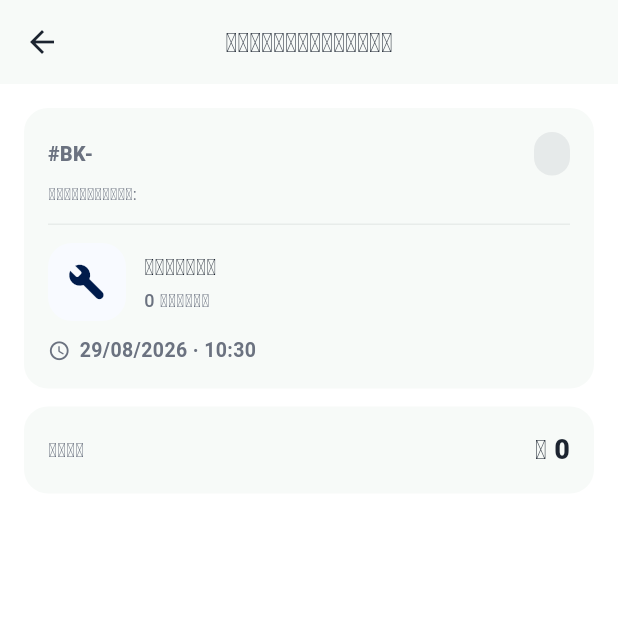
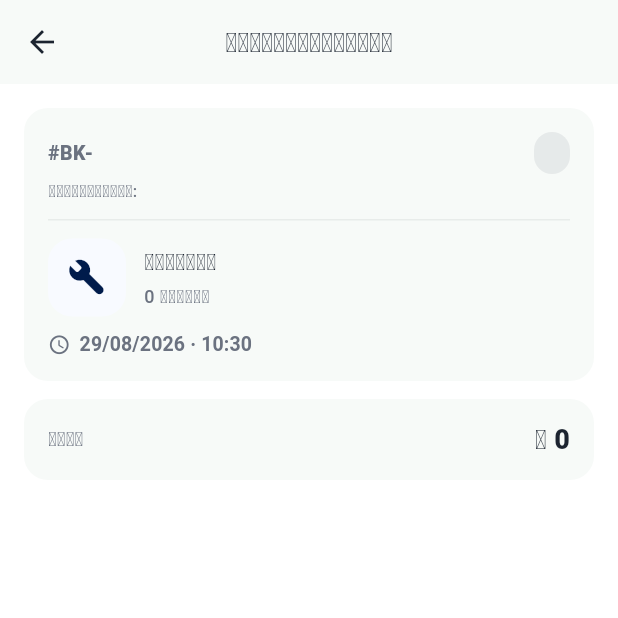
Before and after one commit to kongkilintho/Lintho-app, a Flutter app: the BookingDetailScreen screen opened directly with empty values, on a phone screen of 412 x 824 dp, the top half of it. Run offline on Flutter 3.47's test engine with Material 3 defaults, Android fonts, the phone set to English and light mode, and no system bars; our stand-ins replace cached_network_image, cloud_firestore, cloud_functions, firebase_auth, firebase_core, firebase_database and 14 more; accounts and stored records are empty; network calls fail.

Commit message:
feat(lintho): premium redesign batch 6 booking detail
Convert booking_detail_screen.dart's 17 raw TextStyle literals to
AppTypography tokens (with .copyWith for per-site overrides), matching
the ambient theme defaults (dialog/button text styles) pixel-for-pixel.
No behavior, spacing, radius, or navigation changes.

Co-Authored-By: Claude Sonnet 5 <noreply@anthropic.com>

```diff
--- a/lib/booking_detail_screen.dart
+++ b/lib/booking_detail_screen.dart
@@ -46,11 +46,11 @@ class _BookingDetailScreenState extends State<BookingDetailScreen> {
       builder: (ctx) => AlertDialog(
         shape: RoundedRectangleBorder(
             borderRadius: BorderRadius.circular(AppRadius.card)),
-        title: Text(tr('cancel_booking_title'), style: const TextStyle(
-            fontWeight: FontWeight.w800, color: C.text)),
+        title: Text(tr('cancel_booking_title'), style: AppTypography.title
+            .copyWith(fontSize: 18, fontWeight: FontWeight.w800, color: C.text)),
         content: Column(mainAxisSize: MainAxisSize.min, children: [
           Text(tr('cancel_booking_confirm_msg'),
-              style: const TextStyle(color: C.muted)),
+              style: AppTypography.body.copyWith(color: C.muted)),
           const SizedBox(height: AppSpacing.md),
           TextField(
             controller: reasonCtrl,
@@ -66,11 +66,11 @@ class _BookingDetailScreenState extends State<BookingDetailScreen> {
         actions: [
           TextButton(
             onPressed: () => Navigator.pop(ctx, false),
-            child: Text(tr('no'), style: const TextStyle(color: C.muted)),
+            child: Text(tr('no'), style: AppTypography.label.copyWith(color: C.muted)),
           ),
           TextButton(
             onPressed: () => Navigator.pop(ctx, true),
-            child: Text(tr('confirm'), style: const TextStyle(
+            child: Text(tr('confirm'), style: AppTypography.label.copyWith(
                 color: C.red, fontWeight: FontWeight.w800)),
           ),
         ],
@@ -165,9 +165,9 @@ class _BookingDetailScreenState extends State<BookingDetailScreen> {
               _card(child: Column(crossAxisAlignment: CrossAxisAlignment.start,
                   children: [
                 Row(children: [
-                  Expanded(child: Text(bookingCode(doc.id), style: const TextStyle(
-                      fontSize: 13, fontWeight: FontWeight.w800,
-                      color: C.muted, letterSpacing: 0.3))),
+                  Expanded(child: Text(bookingCode(doc.id), style: AppTypography.label
+                      .copyWith(fontWeight: FontWeight.w800, color: C.muted,
+                          letterSpacing: 0.3))),
                   Container(
                     padding: const EdgeInsets.symmetric(
                         horizontal: AppSpacing.md, vertical: 6),
@@ -175,14 +175,13 @@ class _BookingDetailScreenState extends State<BookingDetailScreen> {
                       color: style.bg,
                       borderRadius: BorderRadius.circular(AppRadius.sheet),
                     ),
-                    child: Text(bookingStatusLabel(status), style: TextStyle(
-                        fontSize: 12, fontWeight: FontWeight.bold,
-                        color: style.fg)),
+                    child: Text(bookingStatusLabel(status), style: AppTypography.caption
+                        .copyWith(fontWeight: FontWeight.bold, color: style.fg)),
                   ),
                 ]),
                 const SizedBox(height: AppSpacing.xs),
-                Text('${tr('booking_id_label')}: ${doc.id}', style: const TextStyle(
-                    fontSize: 11, color: C.muted)),
+                Text('${tr('booking_id_label')}: ${doc.id}', style: AppTypography.caption
+                    .copyWith(fontSize: 11, color: C.muted)),
                 const Padding(
                   padding: EdgeInsets.symmetric(vertical: AppSpacing.md),
                   child: Divider(height: 1, color: C.border),
@@ -203,13 +202,10 @@ class _BookingDetailScreenState extends State<BookingDetailScreen> {
                   Expanded(child: Column(
                     crossAxisAlignment: CrossAxisAlignment.start,
                     children: [
-                      Text(bookingServiceName(b), style: const TextStyle(
-                          fontSize: 15, fontWeight: FontWeight.w900,
-                          color: C.text)),
+                      Text(bookingServiceName(b), style: AppTypography.body.copyWith(
+                          fontWeight: FontWeight.w900, color: C.text)),
                       const SizedBox(height: 3),
-                      Text(bookingQuantityLabel(b), style: const TextStyle(
-                          fontSize: 12, color: C.muted,
-                          fontWeight: FontWeight.w500)),
+                      Text(bookingQuantityLabel(b), style: AppTypography.caption),
                     ],
                   )),
                 ]),
@@ -217,8 +213,8 @@ class _BookingDetailScreenState extends State<BookingDetailScreen> {
                 Row(children: [
                   const Icon(Icons.schedule_rounded, size: 15, color: C.muted),
                   const SizedBox(width: 6),
-                  Text(bookingScheduleLabel(b), style: const TextStyle(
-                      fontSize: 13, color: C.muted, fontWeight: FontWeight.w600)),
+                  Text(bookingScheduleLabel(b), style: AppTypography.label
+                      .copyWith(color: C.muted)),
                 ]),
                 if ((b['address'] as String? ?? '').isNotEmpty) ...[
                   const SizedBox(height: AppSpacing.sm),
@@ -257,7 +253,7 @@ class _BookingDetailScreenState extends State<BookingDetailScreen> {
                               ((b['providerName'] as String? ?? '?').isNotEmpty
                                   ? (b['providerName'] as String).substring(0, 1)
                                   : '?').toUpperCase(),
-                              style: const TextStyle(
+                              style: AppTypography.title.copyWith(
                                   fontSize: 20, fontWeight: FontWeight.w900,
                                   color: C.gold))),
                         ),
@@ -266,12 +262,11 @@ class _BookingDetailScreenState extends State<BookingDetailScreen> {
                           crossAxisAlignment: CrossAxisAlignment.start,
                           children: [
                             Text(b['providerName'] as String? ?? tr('provider'),
-                                style: const TextStyle(
+                                style: AppTypography.label.copyWith(
                                     fontSize: 14, fontWeight: FontWeight.w800,
                                     color: C.text)),
                             const SizedBox(height: 2),
-                            Text(tr('provider'), style: const TextStyle(
-                                fontSize: 12, color: C.muted)),
+                            Text(tr('provider'), style: AppTypography.caption),
                           ],
                         )),
                         const Icon(Icons.chevron_right_rounded,
@@ -306,9 +301,8 @@ class _BookingDetailScreenState extends State<BookingDetailScreen> {
               _card(child: Row(
                 mainAxisAlignment: MainAxisAlignment.spaceBetween,
                 children: [
-                  Text(tr('price'), style: const TextStyle(
-                      fontSize: 13, color: C.muted, fontWeight: FontWeight.w600)),
-                  Text(bookingTotalLabel(b), style: const TextStyle(
+                  Text(tr('price'), style: AppTypography.label.copyWith(color: C.muted)),
+                  Text(bookingTotalLabel(b), style: AppTypography.title.copyWith(
                       fontSize: 18, fontWeight: FontWeight.w900, color: C.text)),
                 ],
               )),
@@ -335,7 +329,7 @@ class _BookingDetailScreenState extends State<BookingDetailScreen> {
                       const SizedBox(width: AppSpacing.xl),
                       Expanded(child: Text(
                           '${tr("cancel_fee_label")}: ₭ ${NumberFormat('#,###').format(b['cancelFeeAmount'])}',
-                          style: const TextStyle(fontSize: 13, color: C.red,
+                          style: AppTypography.label.copyWith(color: C.red,
                               fontWeight: FontWeight.w700))),
                     ]),
                   ],
@@ -376,8 +370,8 @@ class _BookingDetailScreenState extends State<BookingDetailScreen> {
                             child: CircularProgressIndicator(
                                 strokeWidth: 2, color: C.red))
                         : const Icon(Icons.close_rounded, color: C.red, size: 18),
-                    label: Text(tr('cancel_booking_title'), style: const TextStyle(
-                        color: C.red, fontWeight: FontWeight.w700)),
+                    label: Text(tr('cancel_booking_title'), style: AppTypography.label
+                        .copyWith(color: C.red, fontWeight: FontWeight.w700)),
                     style: OutlinedButton.styleFrom(
                       side: const BorderSide(color: C.red),
                       padding: const EdgeInsets.symmetric(vertical: 14),
```
